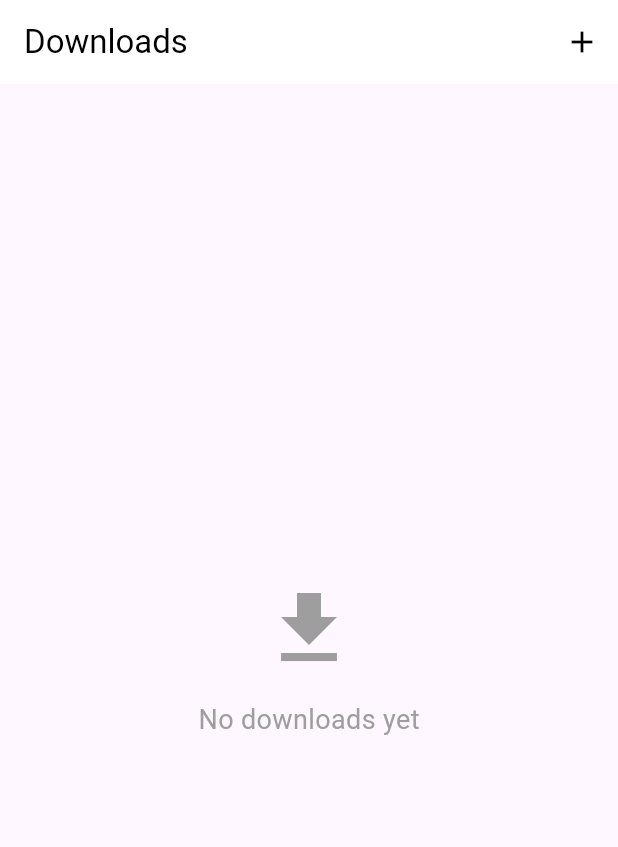
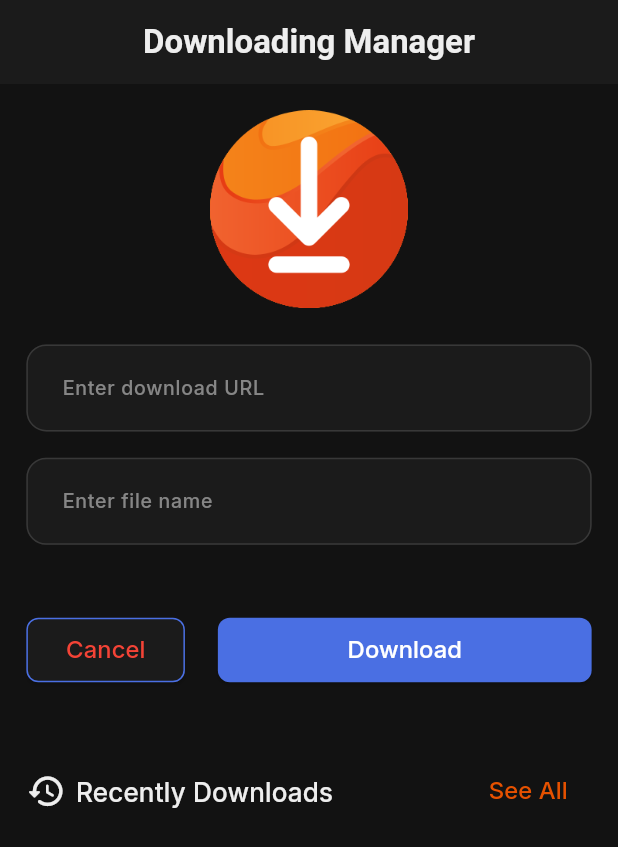
Before and after one commit to eslammongy/downloading_manager, a Flutter app: the screen it shows after launch, on a phone screen of 412 x 824 dp. Shown: the top 847 px of the screen. Run offline on Flutter 3.47's test engine with Material 3 defaults, Android fonts, the phone set to English and light mode, and no system bars; our stand-ins replace dio, equatable, flutter_bloc, internet_connection_checker_plus.

Commit message:
Add app strings and create DownloadsScreen for managing downloads
- Introduced AppStrings class to centralize string constants used in the app.
- Implemented DownloadsScreen widget to provide a user interface for adding and managing downloads.
- Integrated text fields for URL and file name input, along with buttons for canceling and starting downloads.
- Added a section to display recently downloaded items with a button to view all downloads.

```diff
--- /dev/null
+++ b/downloading_manager/lib/core/constant/app_strings.dart
@@ -0,0 +1,18 @@
+class AppStrings {
+  static const appName = 'Downloading Manager';
+  static const downloads = 'Downloads';
+  static const addDownload = 'Add Download';
+  static const url = 'URL';
+  static const fileName = 'File Name';
+  static const enterDownloadUrl = 'Enter download URL';
+  static const enterFileName = 'Enter file name';
+  static const download = 'Download';
+  static const cancel = 'Cancel';
+  static const noDownloads = 'No downloads available';
+  static const downloadInProgress = 'Download in progress';
+  static const downloadCompleted = 'Download completed';
+  static const downloadFailed = 'Download failed';
+  static const downloadCancelled = 'Download cancelled';
+  static const recentlyDownloads = 'Recently Downloads';
+  static const seeAll = 'See All';
+}
--- a/downloading_manager/lib/core/theme/app_theme.dart
+++ b/downloading_manager/lib/core/theme/app_theme.dart
@@ -18,7 +18,7 @@ extension CustomColorsGetter on BuildContext {
 
 // Theme provider using ChangeNotifier for state management
 class AppThemeProvider extends ChangeNotifier {
-  ThemeMode _themeMode = ThemeMode.light;
+  ThemeMode _themeMode = ThemeMode.dark;
 
   ThemeMode get themeMode => _themeMode;
 
@@ -50,7 +50,7 @@ class AppTheme {
   static ThemeData get lightTheme {
     final ColorScheme colorScheme = ColorScheme.light(
       primary: AppColors.primaryLight,
-      secondary: AppColors.secondaryLight,
+      secondary: AppColors.darkOrange,
       surface: AppColors.surfaceLight,
       error: AppColors.errorLight,
       onPrimary: Colors.white,
@@ -269,7 +269,7 @@ class AppTheme {
   static ThemeData get darkTheme {
     final ColorScheme colorScheme = ColorScheme.dark(
       primary: AppColors.primaryDark,
-      secondary: AppColors.secondaryDark,
+       secondary: AppColors.darkOrange,
       surface: AppColors.surfaceDark,
       error: AppColors.errorDark,
       onPrimary: Colors.white,
--- /dev/null
+++ b/downloading_manager/lib/downloader/views/downloads_screen.dart
@@ -0,0 +1,93 @@
+import 'package:downloading_manager/core/constant/app_strings.dart';
+import 'package:downloading_manager/core/constant/assets_manager.dart';
+import 'package:downloading_manager/core/theme/app_theme.dart';
+import 'package:downloading_manager/core/utils/screen_util.dart';
+import 'package:downloading_manager/core/widgets/custom_text_form_field.dart';
+import 'package:downloading_manager/core/widgets/primary_app_button.dart';
+import 'package:flutter/material.dart';
+
+class DownloadsScreen extends StatelessWidget {
+  const DownloadsScreen({super.key});
+
+  @override
+  Widget build(BuildContext context) {
+    final TextEditingController urlController = TextEditingController();
+    final TextEditingController fileNameController = TextEditingController();
+    return Scaffold(
+      appBar: AppBar(title: const Text(AppStrings.appName), elevation: 0),
+      body: SafeArea(
+        minimum: EdgeInsets.symmetric(
+          horizontal: SizerUtil.setWidth(16),
+          vertical: SizerUtil.setHeight(16),
+        ),
+        child: Column(
+          mainAxisSize: MainAxisSize.max,
+          mainAxisAlignment: MainAxisAlignment.start,
+          children: [
+            Image.asset(
+              AssetsManager.downloadingImg,
+              width: 120.w,
+              fit: BoxFit.contain,
+            ),
+            SizerUtil.gapH(22),
+            CustomTextFormField(
+              inputType: TextInputType.url,
+              controller: urlController,
+              label: AppStrings.enterDownloadUrl,
+            ),
+            SizerUtil.gapH(16),
+            CustomTextFormField(
+              inputType: TextInputType.text,
+              controller: fileNameController,
+              label: AppStrings.enterFileName,
+            ),
+            SizerUtil.gapH(42),
+            Row(
+              mainAxisAlignment: MainAxisAlignment.center,
+              children: [
+                AppPrimaryButton(
+                  text: AppStrings.cancel,
+                  variant: ButtonVariant.outline,
+                  txtColor: Colors.red,
+                  padding: EdgeInsets.symmetric(
+                    horizontal: SizerUtil.setWidth(24),
+                    vertical: 10,
+                  ),
+
+                  onPressed: () {},
+                ),
+                SizerUtil.gapW(20),
+                Expanded(
+                  child: AppPrimaryButton(
+                    text: AppStrings.download,
+                    onPressed: () {},
+                  ),
+                ),
+              ],
+            ),
+            SizerUtil.gapH(42),
+            Row(
+              mainAxisAlignment: MainAxisAlignment.spaceBetween,
+              children: [
+                Icon(Icons.history_rounded, size: SizerUtil.setSp(24)),
+                SizerUtil.gapW(6),
+                Text(
+                  AppStrings.recentlyDownloads,
+                  textAlign: TextAlign.left,
+                  style: context.textTheme.titleMedium,
+                ),
+                const Spacer(),
+                AppPrimaryButton(
+                  text: AppStrings.seeAll,
+                  variant: ButtonVariant.text,
+                  txtColor: context.colorScheme.secondary,
+                  onPressed: () {},
+                ),
+              ],
+            ),
+          ],
+        ),
+      ),
+    );
+  }
+}
--- a/downloading_manager/lib/main.dart
+++ b/downloading_manager/lib/main.dart
@@ -1,9 +1,12 @@
+import 'package:downloading_manager/core/theme/app_theme.dart';
+import 'package:downloading_manager/core/utils/screen_util.dart';
 import 'package:downloading_manager/downloader/view_models/downloader_cubit.dart';
-import 'package:downloading_manager/downloader/view_models/downloader_state.dart';
+import 'package:downloading_manager/downloader/views/downloads_screen.dart';
 import 'package:flutter/material.dart';
 import 'package:flutter_bloc/flutter_bloc.dart';
 
 void main() {
+  WidgetsFlutterBinding.ensureInitialized();
   runApp(const MyApp());
 }
 
@@ -12,101 +15,12 @@ class MyApp extends StatelessWidget {
 
   @override
   Widget build(BuildContext context) {
+    SizerUtil.init(context);
     return MaterialApp(
-      title: 'Flutter Demo',
-      theme: ThemeData(
-        colorScheme: ColorScheme.fromSeed(seedColor: Colors.deepPurple),
-      ),
-      home:BlocProvider(create: (_) => DownloaderCubit(), child: const DownloadsPage(),),
-    );
-  }
-}
-
-class DownloadsPage extends StatelessWidget {
-  const DownloadsPage({super.key});
-
-  @override
-  Widget build(BuildContext context) {
-    return Scaffold(
-      appBar: AppBar(
-        title: const Text('Downloads'),
-        backgroundColor: Colors.white,
-        foregroundColor: Colors.black,
-        elevation: 0,
-        actions: [
-          IconButton(
-            icon: const Icon(Icons.add),
-            onPressed: () => _showAddDownloadDialog(context),
-          ),
-        ],
-      ),
-      body: BlocBuilder<DownloaderCubit, DownloadState>(
-        builder: (context, downloads) {
-          return const Center(
-            child: Column(
-              mainAxisAlignment: MainAxisAlignment.center,
-              children: [
-                Icon(Icons.download, size: 64, color: Colors.grey),
-                SizedBox(height: 16),
-                Text(
-                  'No downloads yet',
-                  style: TextStyle(fontSize: 18, color: Colors.grey),
-                ),
-              ],
-            ),
-          );
-        },
-      ),
-    );
-  }
-
-  void _showAddDownloadDialog(BuildContext context) {
-    final urlController = TextEditingController();
-    final fileNameController = TextEditingController();
-
-    showDialog(
-      context: context,
-      builder: (context) => AlertDialog(
-        title: const Text('Add Download'),
-        content: Column(
-          mainAxisSize: MainAxisSize.min,
-          children: [
-            TextField(
-              controller: urlController,
-              decoration: const InputDecoration(
-                labelText: 'URL',
-                hintText: 'Enter download URL',
-              ),
-            ),
-            const SizedBox(height: 16),
-            TextField(
-              controller: fileNameController,
-              decoration: const InputDecoration(
-                labelText: 'File Name',
-                hintText: 'Enter file name',
-              ),
-            ),
-          ],
-        ),
-        actions: [
-          TextButton(
-            onPressed: () => Navigator.pop(context),
-            child: const Text('Cancel'),
-          ),
-          ElevatedButton(
-            onPressed: () {
-              // if (urlController.text.isNotEmpty &&
-              //     fileNameController.text.isNotEmpty) {
-              //   context.read<DownloadCubit>().downloadFile(
-              //     url: urlController.text,
-              //     fileName: fileNameController.text,
-              //   );
-              //   Navigator.pop(context);
-              // }
-            },
-            child: const Text('Download'),
-          ),
-        ],
+      theme: AppTheme.darkTheme,
+      home: BlocProvider(
+        create: (_) => DownloaderCubit(),
+        child: const DownloadsScreen(),
       ),
     );
   }
--- a/downloading_manager/pubspec.yaml
+++ b/downloading_manager/pubspec.yaml
@@ -26,7 +26,7 @@ dependencies:
   logger: ^2.5.0
   path_provider: ^2.1.5
   permission_handler: ^12.0.1
-
+  provider: ^6.1.5
 
 dev_dependencies:
   build_runner: ^2.4.8
```
Also changed, not shown: downloading_manager/lib/core/constant/assets_manager.dart (+1 -10 lines), downloading_manager/lib/core/utils/screen_util.dart (+3 -31 lines), downloading_manager/lib/core/widgets/primary_app_button.dart (+8 -38 lines), downloading_manager/assets/images/downloading.png (added), downloading_manager/pubspec.lock.
